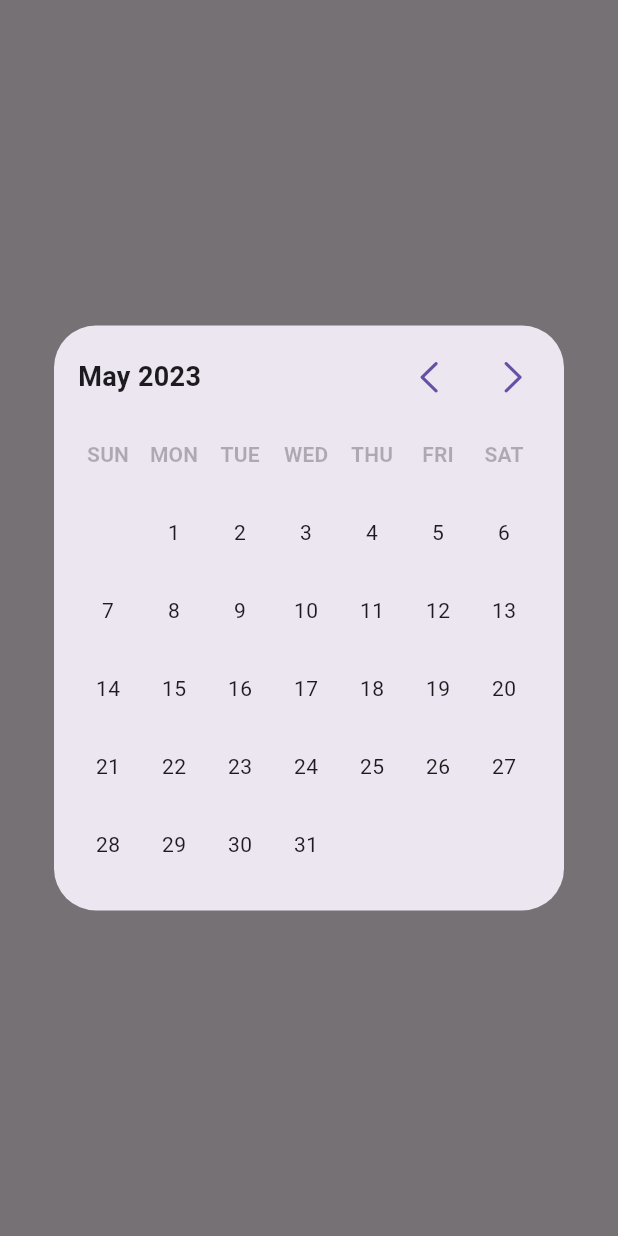
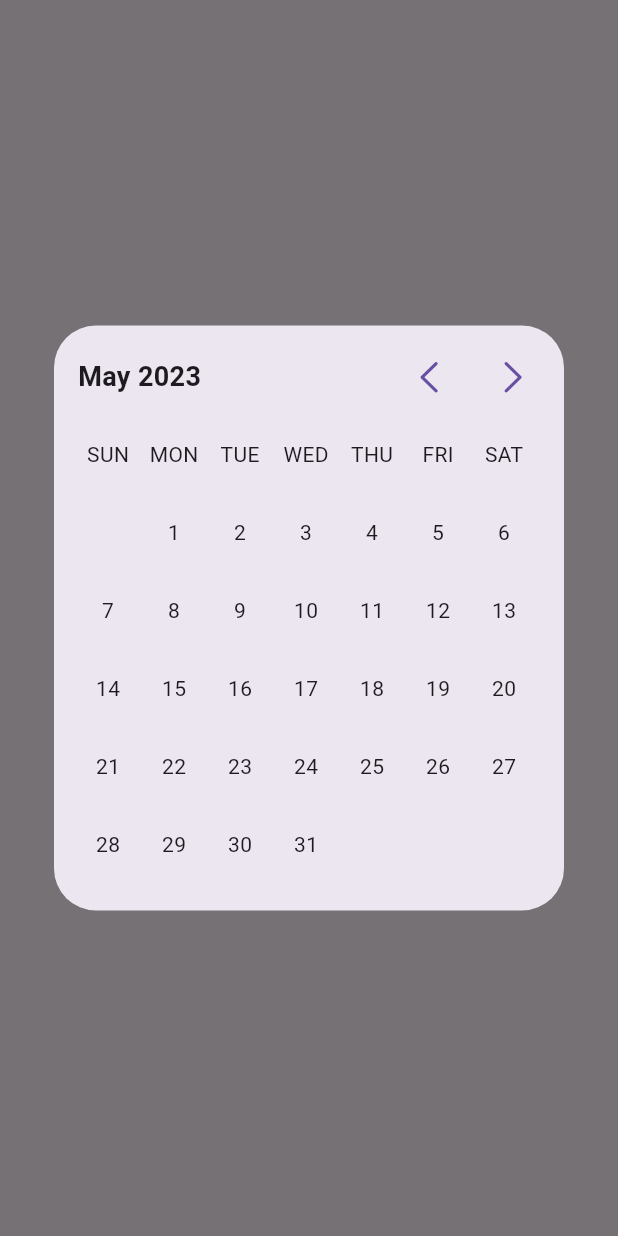
Before and after one commit to hasanmhallak/date_picker, a Flutter app: what showDatePickerDialog() shows on an empty page, opened directly with empty values, on a phone screen of 412 x 824 dp. Run offline on Flutter 3.47's test engine with Material 2 defaults, Android fonts, the phone set to English and light mode, and no system bars.

Commit message:
add missing params to function

```diff
--- a/lib/src/show_date_picker_dialog.dart
+++ b/lib/src/show_date_picker_dialog.dart
@@ -91,6 +91,11 @@ Future<DateTime?> showDatePickerDialog({
             enabledCellTextStyle: enabledCellTextStyle,
             selectedCellDecoration: selectedCellDecoration,
             selectedCellTextStyle: selectedCellTextStyle,
+            currentDateColor: currentDateColor,
+            daysNameTextStyle: daysNameTextStyle,
+            disbaledCellColor: disbaledCellColor,
+            selectedCellColor: selectedCellColor,
+            enabledCellColor: enabledCellColor,
           ),
         ),
       );
```
